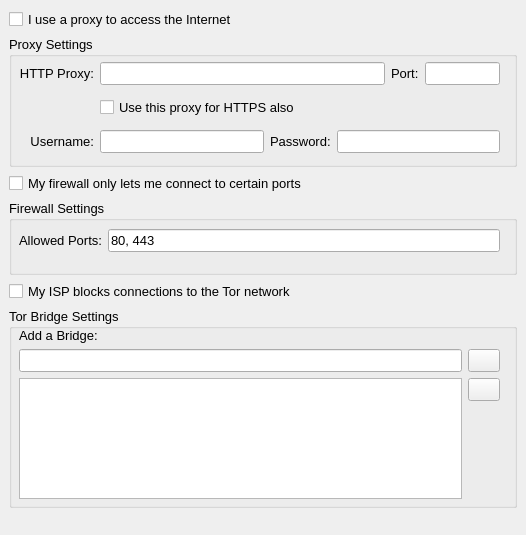
Qt form src/gui/config/networkpage.ui (a-ilin/vidalia) before a commit.
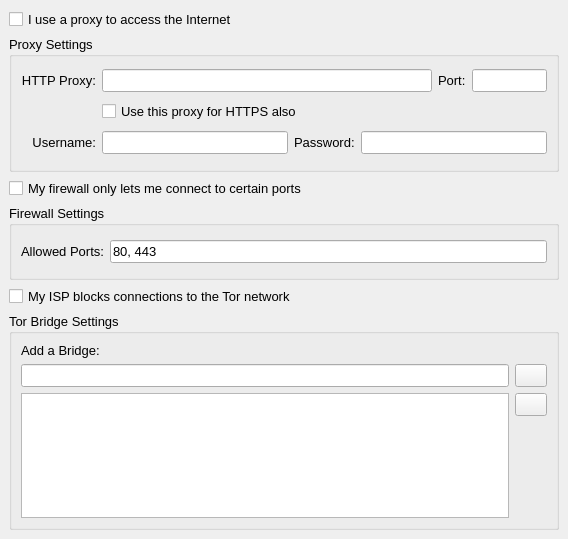
The same form after that commit. Icons and pictures are not drawn.

Commit message:
r1959@lysithea:  edmanm | 2007-09-22 02:53:33 -0400  Make the widgets on the Network config page resize properly with the dialog.
svn:r1943

Diff of the .ui file:
```diff
--- a/src/gui/config/networkpage.ui
+++ b/src/gui/config/networkpage.ui
@@ -5,8 +5,8 @@
    <rect>
     <x>0</x>
     <y>0</y>
-    <width>526</width>
-    <height>535</height>
+    <width>568</width>
+    <height>539</height>
    </rect>
   </property>
   <property name="font" >
@@ -44,30 +44,37 @@
      <property name="minimumSize" >
       <size>
        <width>0</width>
-       <height>131</height>
+       <height>136</height>
+      </size>
+     </property>
+     <property name="maximumSize" >
+      <size>
+       <width>16777215</width>
+       <height>136</height>
       </size>
      </property>
      <property name="title" >
       <string>Proxy Settings</string>
      </property>
-     <widget class="QWidget" name="gridLayout" >
-      <property name="geometry" >
-       <rect>
-        <x>10</x>
-        <y>20</y>
-        <width>481</width>
-        <height>105</height>
-       </rect>
-      </property>
       <layout class="QGridLayout" >
        <property name="margin" >
-        <number>0</number>
+       <number>9</number>
        </property>
        <property name="spacing" >
         <number>6</number>
        </property>
+      <item row="0" column="0" >
+       <widget class="QLabel" name="lblHttpProxyAddress" >
+        <property name="text" >
+         <string>HTTP Proxy:</string>
+        </property>
+        <property name="alignment" >
+         <set>Qt::AlignRight|Qt::AlignTrailing|Qt::AlignVCenter</set>
+        </property>
+       </widget>
+      </item>
        <item row="2" column="0" >
-        <widget class="QLabel" name="label_3" >
+       <widget class="QLabel" name="lblHttpProxyUsername" >
          <property name="text" >
           <string>Username:</string>
          </property>
@@ -83,29 +90,6 @@
          </property>
         </widget>
        </item>
-       <item row="0" column="0" >
-        <widget class="QLabel" name="lblHttpProxy" >
-         <property name="text" >
-          <string>HTTP Proxy:</string>
-         </property>
-         <property name="alignment" >
-          <set>Qt::AlignRight|Qt::AlignTrailing|Qt::AlignVCenter</set>
-         </property>
-        </widget>
-       </item>
-       <item row="1" column="4" >
-        <spacer>
-         <property name="orientation" >
-          <enum>Qt::Horizontal</enum>
-         </property>
-         <property name="sizeHint" >
-          <size>
-           <width>40</width>
-           <height>20</height>
-          </size>
-         </property>
-        </spacer>
-       </item>
        <item row="2" column="1" colspan="4" >
         <layout class="QHBoxLayout" >
          <property name="margin" >
@@ -118,7 +102,7 @@
           <widget class="QLineEdit" name="lineHttpProxyUsername" />
          </item>
          <item>
-          <widget class="QLabel" name="label_4" >
+         <widget class="QLabel" name="lblHttpProxyPassword" >
            <property name="text" >
             <string>Password:</string>
            </property>
@@ -145,7 +129,7 @@
           <widget class="QLineEdit" name="lineHttpProxyAddress" />
          </item>
          <item>
-          <widget class="QLabel" name="label_2" >
+         <widget class="QLabel" name="lblHttpProxyPort" >
            <property name="text" >
             <string>Port:</string>
            </property>
@@ -166,8 +150,20 @@
          </item>
         </layout>
        </item>
-      </layout>
-     </widget>
+      <item row="1" column="4" >
+       <spacer>
+        <property name="orientation" >
+         <enum>Qt::Horizontal</enum>
+        </property>
+        <property name="sizeHint" >
+         <size>
+          <width>40</width>
+          <height>20</height>
+         </size>
+        </property>
+       </spacer>
+      </item>
+     </layout>
     </widget>
    </item>
    <item>
@@ -205,18 +201,9 @@
      <property name="title" >
       <string>Firewall Settings</string>
      </property>
-     <widget class="QWidget" name="horizontalLayout" >
-      <property name="geometry" >
-       <rect>
-        <x>10</x>
-        <y>20</y>
-        <width>481</width>
-        <height>41</height>
-       </rect>
-      </property>
       <layout class="QHBoxLayout" >
        <property name="margin" >
-        <number>0</number>
+       <number>9</number>
        </property>
        <property name="spacing" >
         <number>6</number>
@@ -230,14 +217,6 @@
        </item>
        <item>
         <widget class="QLineEdit" name="lineAllowedPorts" >
-         <property name="sizePolicy" >
-          <sizepolicy>
-           <hsizetype>7</hsizetype>
-           <vsizetype>0</vsizetype>
-           <horstretch>0</horstretch>
-           <verstretch>0</verstretch>
-          </sizepolicy>
-         </property>
          <property name="inputMask" >
           <string/>
          </property>
@@ -248,7 +227,6 @@
        </item>
       </layout>
      </widget>
-    </widget>
    </item>
    <item>
     <widget class="QCheckBox" name="chkUseBridge" >
@@ -262,7 +240,7 @@
      <property name="sizePolicy" >
       <sizepolicy>
        <hsizetype>5</hsizetype>
-       <vsizetype>7</vsizetype>
+       <vsizetype>5</vsizetype>
        <horstretch>0</horstretch>
        <verstretch>0</verstretch>
       </sizepolicy>
@@ -276,18 +254,9 @@
      <property name="title" >
       <string>Tor Bridge Settings</string>
      </property>
-     <widget class="QWidget" name="verticalLayout" >
-      <property name="geometry" >
-       <rect>
-        <x>10</x>
-        <y>20</y>
-        <width>481</width>
-        <height>171</height>
-       </rect>
-      </property>
       <layout class="QVBoxLayout" >
        <property name="margin" >
-        <number>0</number>
+       <number>9</number>
        </property>
        <property name="spacing" >
         <number>6</number>
@@ -390,7 +359,6 @@
        </item>
       </layout>
      </widget>
-    </widget>
    </item>
    <item>
     <spacer>
```
Left out of the diff: 32 changed lines with no effect on the pictures. Lines whose indentation alone changed are shown as unchanged.
